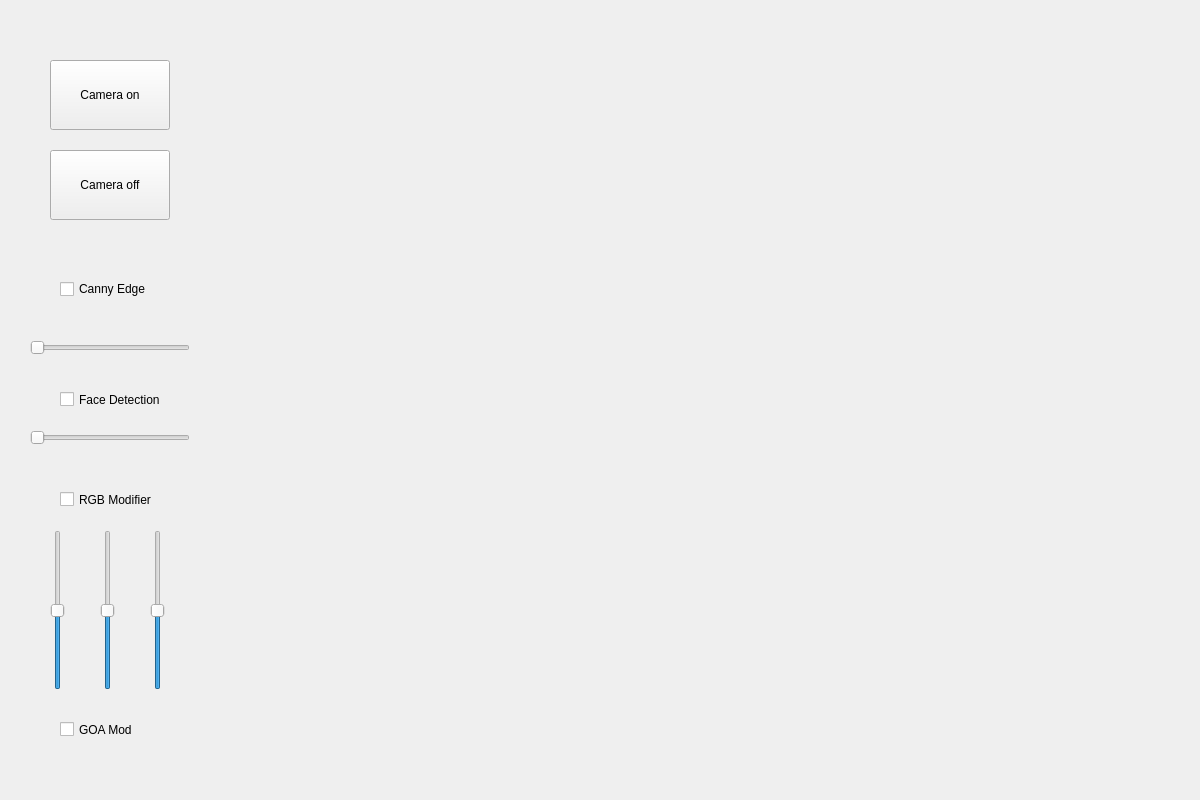
First picture: the form in src/ui/widget.ui, repository riedj1/CPP_Project, before the edit.
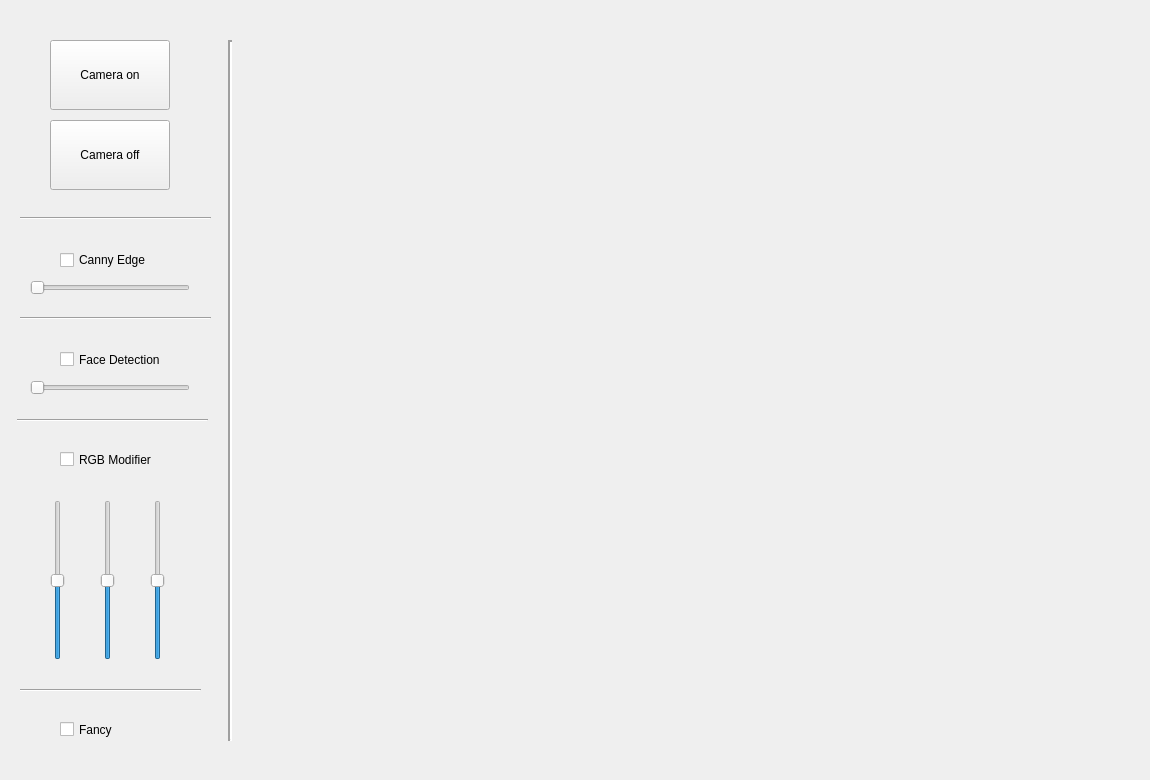
Second picture: the form after the edit.

What changed in the file:
```diff
--- a/src/ui/widget.ui
+++ b/src/ui/widget.ui
@@ -6,8 +6,8 @@
    <rect>
     <x>0</x>
     <y>0</y>
-    <width>1200</width>
-    <height>800</height>
+    <width>1150</width>
+    <height>780</height>
    </rect>
   </property>
   <property name="windowTitle">
@@ -20,7 +20,7 @@
    <property name="geometry">
     <rect>
      <x>50</x>
-     <y>60</y>
+     <y>40</y>
      <width>120</width>
      <height>70</height>
     </rect>
@@ -33,7 +33,7 @@
    <property name="geometry">
     <rect>
      <x>50</x>
-     <y>150</y>
+     <y>120</y>
      <width>120</width>
      <height>70</height>
     </rect>
@@ -45,12 +45,18 @@
   <widget class="QLabel" name="gui_window">
    <property name="geometry">
     <rect>
-     <x>220</x>
-     <y>50</y>
-     <width>531</width>
-     <height>391</height>
+     <x>270</x>
+     <y>100</y>
+     <width>800</width>
+     <height>600</height>
     </rect>
    </property>
+   <property name="sizePolicy">
+    <sizepolicy hsizetype="Fixed" vsizetype="Fixed">
+     <horstretch>0</horstretch>
+     <verstretch>0</verstretch>
+    </sizepolicy>
+   </property>
    <property name="text">
     <string/>
    </property>
@@ -62,7 +68,7 @@
    <property name="geometry">
     <rect>
      <x>60</x>
-     <y>279</y>
+     <y>250</y>
      <width>101</width>
      <height>20</height>
     </rect>
@@ -75,7 +81,7 @@
    <property name="geometry">
     <rect>
      <x>30</x>
-     <y>340</y>
+     <y>280</y>
      <width>160</width>
      <height>16</height>
     </rect>
@@ -91,7 +97,7 @@
    <property name="geometry">
     <rect>
      <x>60</x>
-     <y>390</y>
+     <y>350</y>
      <width>111</width>
      <height>19</height>
     </rect>
@@ -104,7 +110,7 @@
    <property name="geometry">
     <rect>
      <x>30</x>
-     <y>430</y>
+     <y>380</y>
      <width>160</width>
      <height>16</height>
     </rect>
@@ -120,7 +126,7 @@
    <property name="geometry">
     <rect>
      <x>60</x>
-     <y>490</y>
+     <y>450</y>
      <width>121</width>
      <height>19</height>
     </rect>
@@ -133,7 +139,7 @@
    <property name="geometry">
     <rect>
      <x>50</x>
-     <y>530</y>
+     <y>500</y>
      <width>16</width>
      <height>160</height>
     </rect>
@@ -152,7 +158,7 @@
    <property name="geometry">
     <rect>
      <x>100</x>
-     <y>530</y>
+     <y>500</y>
      <width>16</width>
      <height>160</height>
     </rect>
@@ -171,7 +177,7 @@
    <property name="geometry">
     <rect>
      <x>150</x>
-     <y>530</y>
+     <y>500</y>
      <width>16</width>
      <height>160</height>
     </rect>
@@ -196,7 +202,75 @@
     </rect>
    </property>
    <property name="text">
-    <string>GOA Mode</string>
+    <string>Fancy</string>
+   </property>
+  </widget>
+  <widget class="Line" name="line">
+   <property name="geometry">
+    <rect>
+     <x>220</x>
+     <y>40</y>
+     <width>20</width>
+     <height>701</height>
+    </rect>
+   </property>
+   <property name="lineWidth">
+    <number>2</number>
+   </property>
+   <property name="orientation">
+    <enum>Qt::Vertical</enum>
+   </property>
+  </widget>
+  <widget class="Line" name="line_2">
+   <property name="geometry">
+    <rect>
+     <x>20</x>
+     <y>210</y>
+     <width>191</width>
+     <height>16</height>
+    </rect>
+   </property>
+   <property name="orientation">
+    <enum>Qt::Horizontal</enum>
+   </property>
+  </widget>
+  <widget class="Line" name="line_3">
+   <property name="geometry">
+    <rect>
+     <x>20</x>
+     <y>310</y>
+     <width>191</width>
+     <height>16</height>
+    </rect>
+   </property>
+   <property name="orientation">
+    <enum>Qt::Horizontal</enum>
+   </property>
+  </widget>
+  <widget class="Line" name="line_4">
+   <property name="geometry">
+    <rect>
+     <x>17</x>
+     <y>410</y>
+     <width>191</width>
+     <height>20</height>
+    </rect>
+   </property>
+   <property name="orientation">
+    <enum>Qt::Horizontal</enum>
+   </property>
+  </widget>
+  <widget class="Line" name="line_5">
+   <property name="geometry">
+    <rect>
+     <x>20</x>
+     <y>680</y>
+     <width>181</width>
+     <height>20</height>
+    </rect>
+   </property>
+   <property name="orientation">
+    <enum>Qt::Horizontal</enum>
    </property>
   </widget>
  </widget>
```
Left out of the diff: 4 changed lines with no effect on the pictures.
